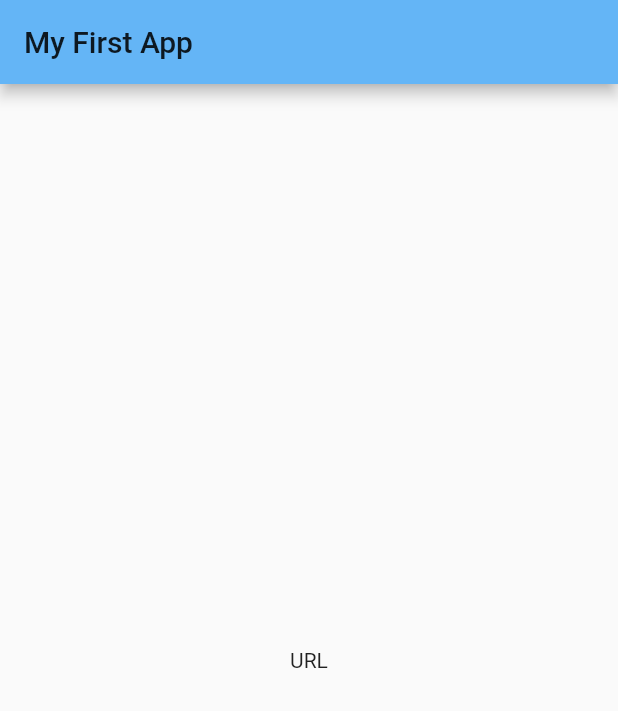
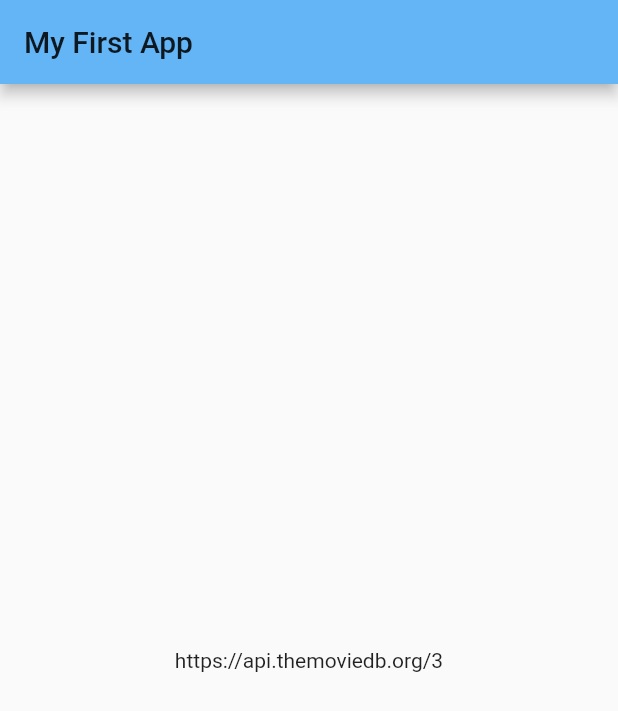
Before and after one commit to shivani2204/fmdb, a Flutter app: the screen it shows after launch, on a phone screen of 412 x 824 dp. Shown: the top 711 px of the screen. Run offline on Flutter 3.47's test engine with Material 2 defaults, Android fonts, the phone set to English and light mode, and no system bars.

Commit message:
home page updated

```diff
--- a/lib/pages/home/home.dart
+++ b/lib/pages/home/home.dart
@@ -10,7 +10,7 @@ class _HomePageState extends State<HomePage> {
   Widget build(BuildContext context) {
     return Scaffold(appBar: AppBar(title:Text('My First App')),
     body: Center(
-      child: Text('URL')),
+      child: Text('https://api.themoviedb.org/3')),
 
     );
   }
```
